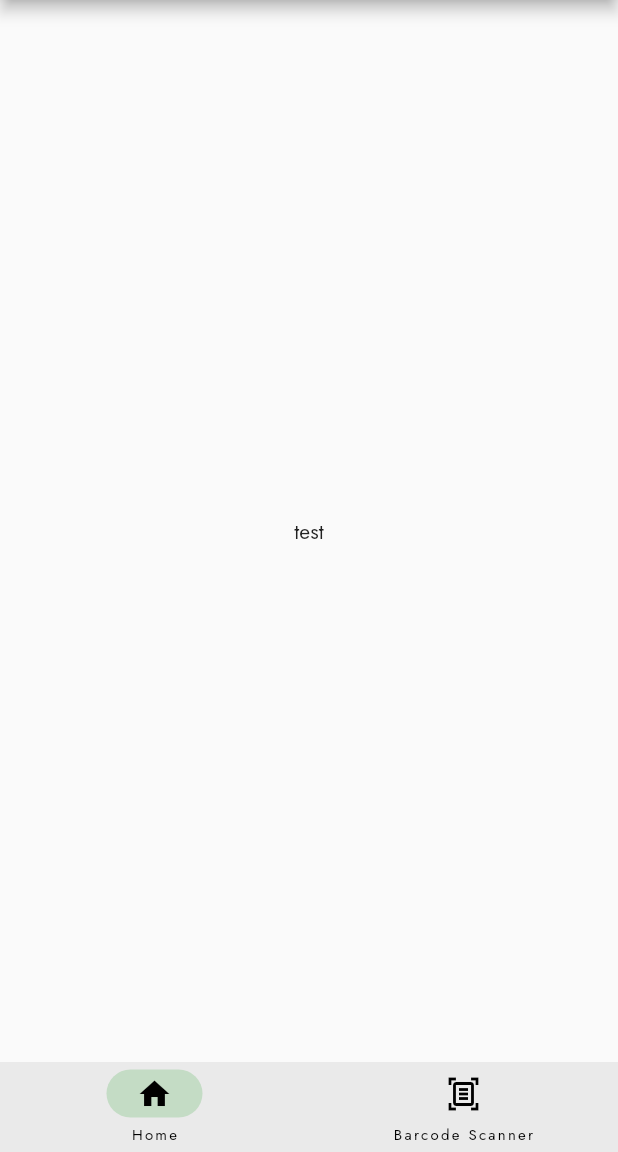
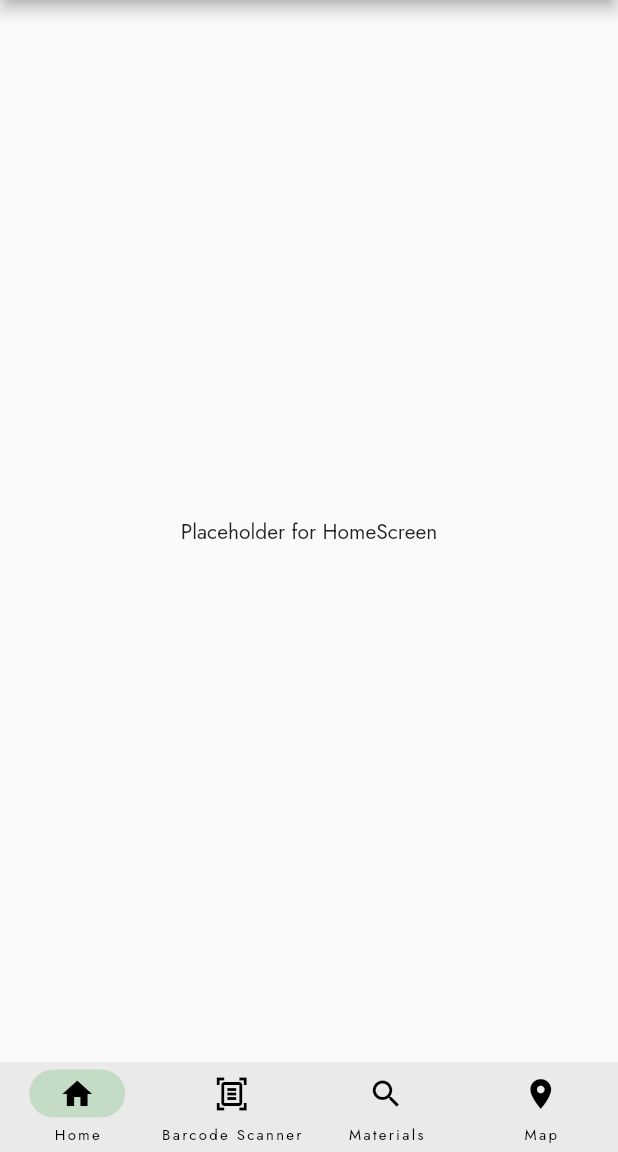
Before and after one commit to recyclinginnova/recyling-app, a Flutter app: the screen it shows after launch, on a phone screen of 412 x 824 dp, the part 84-1236 px from its top. Run offline on Flutter 3.47's test engine with Material 2 defaults, Android fonts, the phone set to English and light mode, and no system bars; our stand-ins replace google_fonts; missing offline and left inert: scan.

Commit message:
Update NavBar to redirect to pre-existing screens

```diff
--- a/lib/main.dart
+++ b/lib/main.dart
@@ -16,10 +16,7 @@ class MyApp extends StatefulWidget {
 // NOTE: Currently navbar doesn't relocate to different screens, will fix in future
 class _MyAppState extends State<MyApp> {
   int index = 0;
-  final pages = [
-    const Center(child: Text('test')),
-    const Center(child: Text('test2'))
-  ];
+  List<Widget> screens = [const Home() , const BarcodeScannerScreen(), const Materials(), const Map()];
 
   @override
   Widget build(BuildContext context) {
@@ -31,7 +28,7 @@ class _MyAppState extends State<MyApp> {
             title: const Text('Recycling App',
                 style: TextStyle(fontWeight: FontWeight.bold)),
           ),
-          body: pages[index],
+          body: screens[index],
           // NOTE: need to change font of navbar
           bottomNavigationBar: NavigationBar(
               height: 60,
@@ -39,10 +36,18 @@ class _MyAppState extends State<MyApp> {
               onDestinationSelected: (index) =>
                   setState(() => this.index = index),
               destinations: const [
-                NavigationDestination(icon: Icon(Icons.home), label: 'Home'),
+                NavigationDestination(
+                    icon: Icon(Icons.home),
+                    label: 'Home'),
                 NavigationDestination(
                     icon: Icon(Icons.document_scanner_outlined),
                     label: 'Barcode Scanner'),
+                NavigationDestination(
+                    icon: Icon(Icons.search),
+                    label: 'Materials'),
+                NavigationDestination(
+                    icon: Icon(Icons.location_on),
+                    label: 'Map'),
               ]),
         ));
   }
@@ -54,3 +59,38 @@ class _MyAppState extends State<MyApp> {
         textTheme: GoogleFonts.jostTextTheme(baseTheme.textTheme));
   }
 }
+
+// test for NavBar
+
+class Home extends StatelessWidget {
+  const Home({Key? key}) : super(key: key);
+
+  @override
+  Widget build(BuildContext context) {
+    return Container(
+      child: const Center(child: Text('Placeholder for HomeScreen'),)
+    );
+  }
+}
+
+class Materials extends StatelessWidget {
+  const Materials({Key? key}) : super(key: key);
+
+  @override
+  Widget build(BuildContext context) {
+    return Container(
+      child: const Center(child: Text('Placeholder for Materials Screen'),)
+    );
+  }
+}
+
+class Map extends StatelessWidget {
+  const Map({Key? key}) : super(key: key);
+
+  @override
+  Widget build(BuildContext context) {
+    return Container(
+      child: const Center(child: Text('Placeholder for Map Screen'),)
+    );
+  }
+}
```
